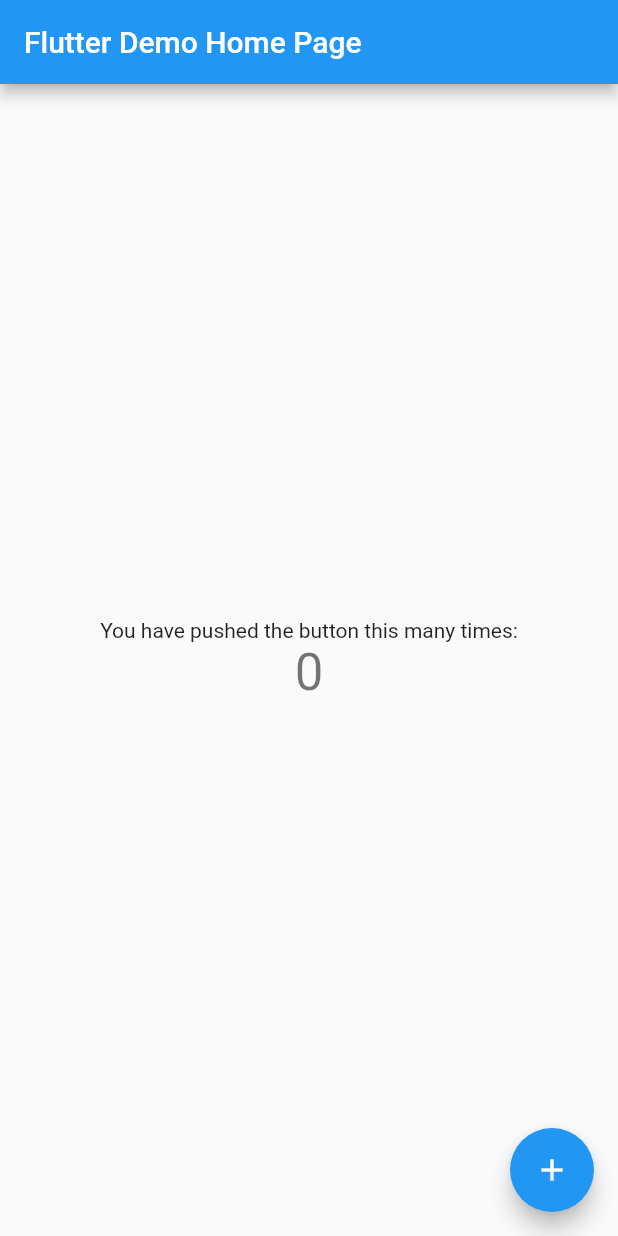
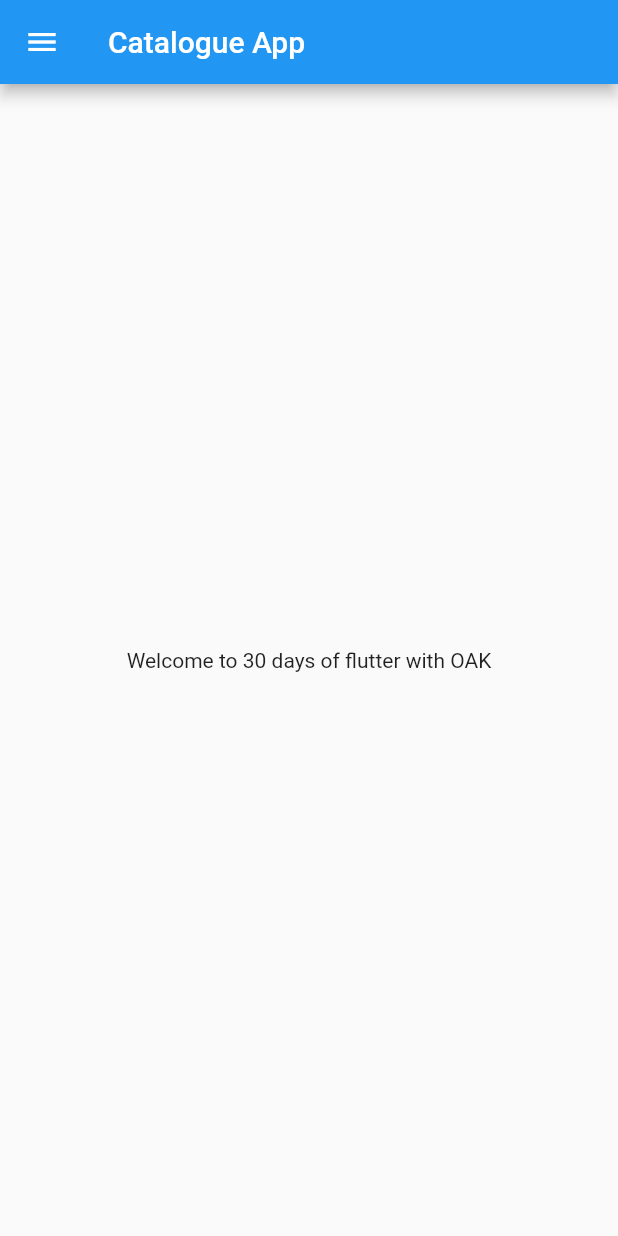
Before and after one commit to OAKak47/30DaysOfFlutter, a Flutter app: the screen it shows after launch, on a phone screen of 412 x 824 dp. Run offline on Flutter 3.47's test engine with Material 2 defaults, Android fonts, the phone set to English and light mode, and no system bars.

Commit message:
Day 2 completed

```diff
--- /dev/null
+++ b/lib/home_page.dart
@@ -0,0 +1,22 @@
+import 'package:flutter/material.dart';
+
+class HomePage extends StatelessWidget {
+  final int days = 30;
+  final String name = "OAK";
+
+
+  @override
+  Widget build(BuildContext context) {
+    return Scaffold(
+        appBar: AppBar(
+          title: Text("Catalogue App"),
+        ),
+        body: Center(
+            child: Container(
+      child: Text("Welcome to $days days of flutter with $name"),
+    ),
+    ),
+    drawer: Drawer(),
+    );
+  }
+}
--- a/lib/main.dart
+++ b/lib/main.dart
@@ -1,115 +1,16 @@
 import 'package:flutter/material.dart';
+import 'package:flutter_catalogue/home_page.dart';
 
 void main() {
-  runApp(const MyApp());
+  runApp(MyApp());
 }
 
 class MyApp extends StatelessWidget {
-  const MyApp({Key? key}) : super(key: key);
-
-  // This widget is the root of your application.
   @override
   Widget build(BuildContext context) {
+
     return MaterialApp(
-      title: 'Flutter Demo',
-      theme: ThemeData(
-        // This is the theme of your application.
-        //
-        // Try running your application with "flutter run". You'll see the
-        // application has a blue toolbar. Then, without quitting the app, try
-        // changing the primarySwatch below to Colors.green and then invoke
-        // "hot reload" (press "r" in the console where you ran "flutter run",
-        // or simply save your changes to "hot reload" in a Flutter IDE).
-        // Notice that the counter didn't reset back to zero; the application
-        // is not restarted.
-        primarySwatch: Colors.blue,
-      ),
-      home: const MyHomePage(title: 'Flutter Demo Home Page'),
+      home: HomePage(),
     );
   }
 }
-
-class MyHomePage extends StatefulWidget {
-  const MyHomePage({Key? key, required this.title}) : super(key: key);
-
-  // This widget is the home page of your application. It is stateful, meaning
-  // that it has a State object (defined below) that contains fields that affect
-  // how it looks.
-
-  // This class is the configuration for the state. It holds the values (in this
-  // case the title) provided by the parent (in this case the App widget) and
-  // used by the build method of the State. Fields in a Widget subclass are
-  // always marked "final".
-
-  final String title;
-
-  @override
-  State<MyHomePage> createState() => _MyHomePageState();
-}
-
-class _MyHomePageState extends State<MyHomePage> {
-  int _counter = 0;
-
-  void _incrementCounter() {
-    setState(() {
-      // This call to setState tells the Flutter framework that something has
-      // changed in this State, which causes it to rerun the build method below
-      // so that the display can reflect the updated values. If we changed
-      // _counter without calling setState(), then the build method would not be
-      // called again, and so nothing would appear to happen.
-      _counter++;
-    });
-  }
-
-  @override
-  Widget build(BuildContext context) {
-    // This method is rerun every time setState is called, for instance as done
-    // by the _incrementCounter method above.
-    //
-    // The Flutter framework has been optimized to make rerunning build methods
-    // fast, so that you can just rebuild anything that needs updating rather
-    // than having to individually change instances of widgets.
-    return Scaffold(
-      appBar: AppBar(
-        // Here we take the value from the MyHomePage object that was created by
-        // the App.build method, and use it to set our appbar title.
-        title: Text(widget.title),
-      ),
-      body: Center(
-        // Center is a layout widget. It takes a single child and positions it
-        // in the middle of the parent.
-        child: Column(
-          // Column is also a layout widget. It takes a list of children and
-          // arranges them vertically. By default, it sizes itself to fit its
-          // children horizontally, and tries to be as tall as its parent.
-          //
-          // Invoke "debug painting" (press "p" in the console, choose the
-          // "Toggle Debug Paint" action from the Flutter Inspector in Android
-          // Studio, or the "Toggle Debug Paint" command in Visual Studio Code)
-          // to see the wireframe for each widget.
-          //
-          // Column has various properties to control how it sizes itself and
-          // how it positions its children. Here we use mainAxisAlignment to
-          // center the children vertically; the main axis here is the vertical
-          // axis because Columns are vertical (the cross axis would be
-          // horizontal).
-          mainAxisAlignment: MainAxisAlignment.center,
-          children: <Widget>[
-            const Text(
-              'You have pushed the button this many times:',
-            ),
-            Text(
-              '$_counter',
-              style: Theme.of(context).textTheme.headline4,
-            ),
-          ],
-        ),
-      ),
-      floatingActionButton: FloatingActionButton(
-        onPressed: _incrementCounter,
-        tooltip: 'Increment',
-        child: const Icon(Icons.add),
-      ), // This trailing comma makes auto-formatting nicer for build methods.
-    );
-  }
-}
```
Also changed, not shown: 1 other file.
